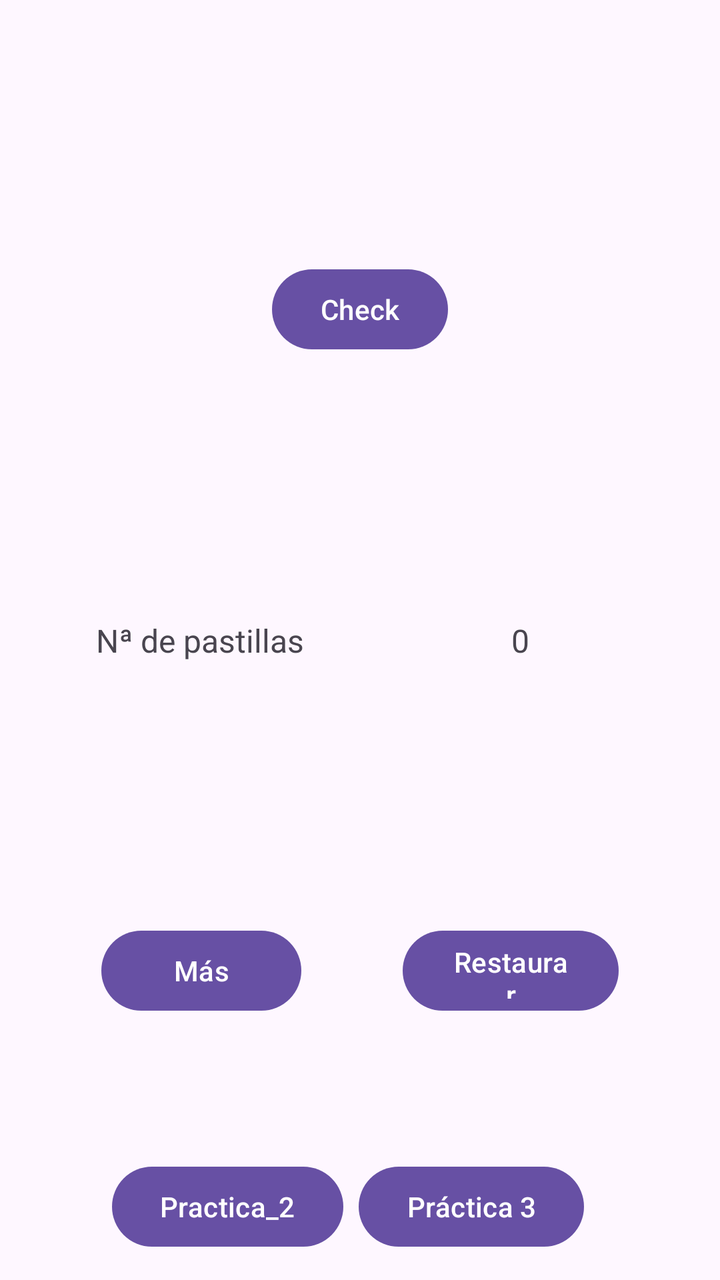
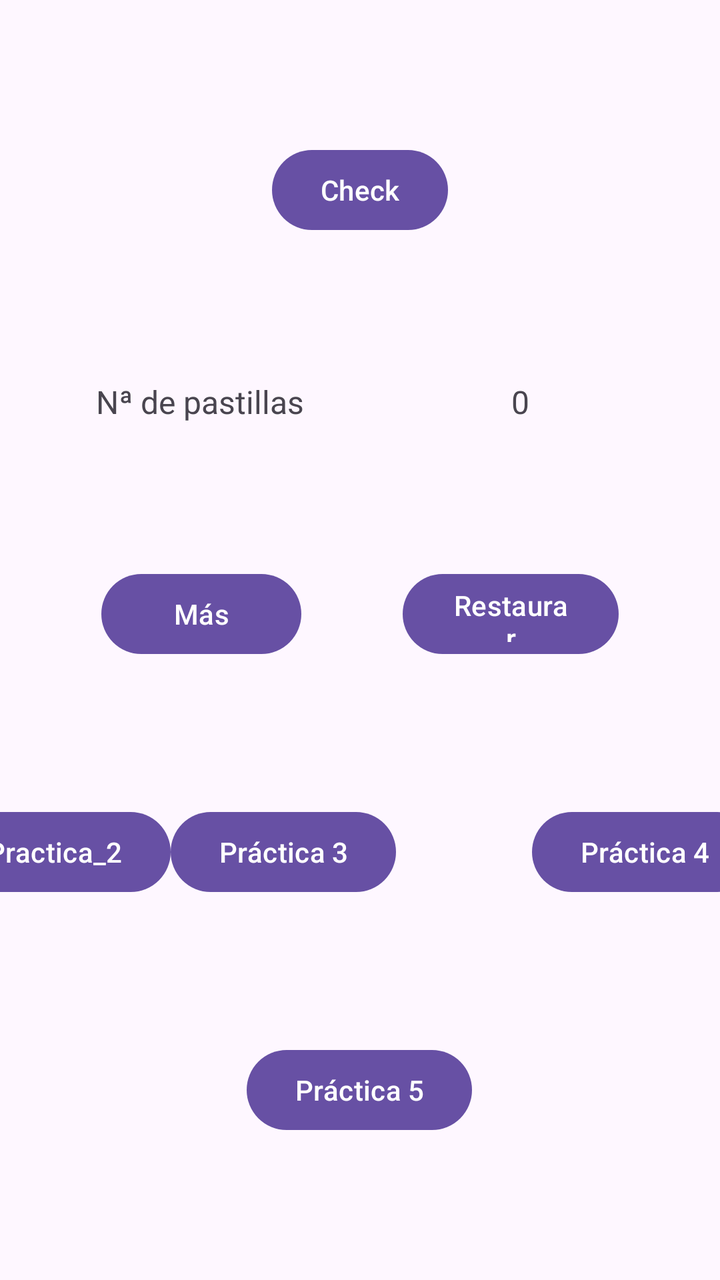

Compare the two renders of this Android layout. The source of the first and the diff that turns it into the second are given below.
<!-- AndroidManifest.xml: application theme Theme.ElPastillero -->
<!-- res/layout/activity_main.xml -->
<?xml version="1.0" encoding="utf-8"?>
<androidx.constraintlayout.widget.ConstraintLayout xmlns:android="http://schemas.android.com/apk/res/android"
    xmlns:app="http://schemas.android.com/apk/res-auto"
    xmlns:tools="http://schemas.android.com/tools"
    android:id="@+id/btnch"
    android:layout_width="match_parent"
    android:layout_height="match_parent"
    tools:context=".MainActivity">

    <Button
        android:id="@+id/btnCheck"
        android:layout_width="wrap_content"
        android:layout_height="wrap_content"
        android:text="@string/check"
        app:layout_constraintBottom_toTopOf="@+id/textView1"
        app:layout_constraintEnd_toEndOf="parent"
        app:layout_constraintHorizontal_bias="0.5"
        app:layout_constraintStart_toStartOf="parent"
        app:layout_constraintTop_toTopOf="parent"
        app:layout_constraintVertical_bias="0.45" />

    <TextView
        android:id="@+id/textView1"
        android:layout_width="120dp"
        android:layout_height="wrap_content"
        android:gravity="center"
        android:text="@string/n_de_pastillas"
        android:textSize="16sp"
        app:layout_constraintBottom_toTopOf="@+id/incre"
        app:layout_constraintEnd_toStartOf="@+id/contador"
        app:layout_constraintStart_toStartOf="parent"
        app:layout_constraintTop_toBottomOf="@+id/btnCheck"
        tools:ignore="TextSizeCheck" />

    <TextView
        android:id="@+id/contador"
        android:layout_width="120dp"
        android:layout_height="wrap_content"
        android:gravity="center"
        android:text="@string/_0"
        android:textSize="16sp"
        app:layout_constraintBottom_toBottomOf="@+id/textView1"
        app:layout_constraintEnd_toEndOf="parent"
        app:layout_constraintStart_toEndOf="@+id/textView1"
        app:layout_constraintTop_toTopOf="@+id/textView1" />

    <Button
        android:id="@+id/incre"
        android:layout_width="100dp"
        android:layout_height="wrap_content"
        android:text="@string/m_s"
        app:layout_constraintBottom_toBottomOf="parent"
        app:layout_constraintEnd_toStartOf="@+id/reset"
        app:layout_constraintStart_toStartOf="parent"
        app:layout_constraintTop_toBottomOf="@+id/textView1"
        app:layout_constraintVertical_bias="0.45" />

    <Button
        android:id="@+id/reset"
        android:layout_width="108dp"
        android:layout_height="48dp"
        android:text="@string/restaurar"
        app:layout_constraintBottom_toBottomOf="@+id/incre"
        app:layout_constraintEnd_toEndOf="parent"
        app:layout_constraintStart_toEndOf="@+id/incre"
        app:layout_constraintTop_toTopOf="@+id/incre"
        tools:ignore="TextSizeCheck" />

    <Button
        android:id="@+id/pratica2"
        android:layout_width="wrap_content"
        android:layout_height="wrap_content"
        android:layout_marginStart="56dp"
        android:text="@string/Segunda_practica"
        app:layout_constraintBottom_toBottomOf="parent"
        app:layout_constraintEnd_toStartOf="@+id/btnPractica3"
        app:layout_constraintHorizontal_bias="0.012"
        app:layout_constraintStart_toStartOf="parent"
        app:layout_constraintTop_toBottomOf="@+id/incre"
        app:layout_constraintVertical_bias="0.847" />

    <Button
        android:id="@+id/btnPractica3"
        android:layout_width="wrap_content"
        android:layout_height="wrap_content"
        android:layout_marginEnd="68dp"
        android:text="Práctica 3"
        app:layout_constraintBottom_toBottomOf="@+id/pratica2"
        app:layout_constraintEnd_toEndOf="parent"
        app:layout_constraintTop_toTopOf="@+id/pratica2"
        app:layout_constraintVertical_bias="0.0" />

</androidx.constraintlayout.widget.ConstraintLayout>
<!-- resources referenced by this layout -->
<resources>
  <string name="Segunda_practica">Practica_2</string>
  <string name="_0">0</string>
  <string name="check">Check</string>
  <string name="m_s">Más</string>
  <string name="n_de_pastillas">Nª de pastillas</string>
  <string name="restaurar">Restaurar</string>
  <style name="Theme.ElPastillero" parent="Base.Theme.ElPastillero" />
  <style name="Base.Theme.ElPastillero" parent="Theme.Material3.DayNight.NoActionBar">
          
          
      </style>
</resources>

<!-- the commit's change to res/layout/activity_main.xml (unified diff, before → after) -->
@@ -12,25 +12,22 @@
         android:layout_width="wrap_content"
         android:layout_height="wrap_content"
         android:text="@string/check"
-        app:layout_constraintBottom_toTopOf="@+id/textView1"
+        app:layout_constraintTop_toTopOf="parent"
+        app:layout_constraintBottom_toTopOf="@id/lbn_pastillas"
+        app:layout_constraintStart_toStartOf="parent"
         app:layout_constraintEnd_toEndOf="parent"
-        app:layout_constraintHorizontal_bias="0.5"
-        app:layout_constraintStart_toStartOf="parent"
-        app:layout_constraintTop_toTopOf="parent"
-        app:layout_constraintVertical_bias="0.45" />
-
+        />
     <TextView
-        android:id="@+id/textView1"
+        android:id="@+id/lbn_pastillas"
         android:layout_width="120dp"
         android:layout_height="wrap_content"
         android:gravity="center"
         android:text="@string/n_de_pastillas"
         android:textSize="16sp"
-        app:layout_constraintBottom_toTopOf="@+id/incre"
-        app:layout_constraintEnd_toStartOf="@+id/contador"
+        app:layout_constraintTop_toBottomOf="@id/btnCheck"
+        app:layout_constraintBottom_toTopOf="@id/incre"
         app:layout_constraintStart_toStartOf="parent"
-        app:layout_constraintTop_toBottomOf="@+id/btnCheck"
-        tools:ignore="TextSizeCheck" />
+        app:layout_constraintEnd_toStartOf="@id/contador"/>
 
     <TextView
         android:id="@+id/contador"
@@ -39,45 +36,43 @@
         android:gravity="center"
         android:text="@string/_0"
         android:textSize="16sp"
-        app:layout_constraintBottom_toBottomOf="@+id/textView1"
+        app:layout_constraintTop_toBottomOf="@id/btnCheck"
+        app:layout_constraintBottom_toTopOf="@id/incre"
+        app:layout_constraintStart_toEndOf="@id/lbn_pastillas"
         app:layout_constraintEnd_toEndOf="parent"
-        app:layout_constraintStart_toEndOf="@+id/textView1"
-        app:layout_constraintTop_toTopOf="@+id/textView1" />
+        />
 
     <Button
         android:id="@+id/incre"
         android:layout_width="100dp"
         android:layout_height="wrap_content"
         android:text="@string/m_s"
-        app:layout_constraintBottom_toBottomOf="parent"
-        app:layout_constraintEnd_toStartOf="@+id/reset"
+        app:layout_constraintBottom_toTopOf="@id/btnPractica2"
+        app:layout_constraintEnd_toStartOf="@id/reset"
         app:layout_constraintStart_toStartOf="parent"
-        app:layout_constraintTop_toBottomOf="@+id/textView1"
-        app:layout_constraintVertical_bias="0.45" />
+        app:layout_constraintTop_toBottomOf="@id/lbn_pastillas" />
 
     <Button
         android:id="@+id/reset"
         android:layout_width="108dp"
         android:layout_height="48dp"
         android:text="@string/restaurar"
-        app:layout_constraintBottom_toBottomOf="@+id/incre"
+        app:layout_constraintTop_toBottomOf="@id/lbn_pastillas"
+        app:layout_constraintBottom_toTopOf="@id/btnPractica2"
+        app:layout_constraintStart_toEndOf="@id/incre"
         app:layout_constraintEnd_toEndOf="parent"
-        app:layout_constraintStart_toEndOf="@+id/incre"
-        app:layout_constraintTop_toTopOf="@+id/incre"
-        tools:ignore="TextSizeCheck" />
+        />
 
     <Button
-        android:id="@+id/pratica2"
+        android:id="@+id/btnPractica2"
         android:layout_width="wrap_content"
         android:layout_height="wrap_content"
         android:layout_marginStart="56dp"
         android:text="@string/Segunda_practica"
-        app:layout_constraintBottom_toBottomOf="parent"
-        app:layout_constraintEnd_toStartOf="@+id/btnPractica3"
-        app:layout_constraintHorizontal_bias="0.012"
+        app:layout_constraintBottom_toTopOf="@id/btnPractica5"
+        app:layout_constraintEnd_toStartOf="@id/btnPractica3"
         app:layout_constraintStart_toStartOf="parent"
-        app:layout_constraintTop_toBottomOf="@+id/incre"
-        app:layout_constraintVertical_bias="0.847" />
+        app:layout_constraintTop_toBottomOf="@id/incre" />
 
     <Button
         android:id="@+id/btnPractica3"
@@ -85,9 +80,33 @@
         android:layout_height="wrap_content"
         android:layout_marginEnd="68dp"
         android:text="Práctica 3"
-        app:layout_constraintBottom_toBottomOf="@+id/pratica2"
+        app:layout_constraintEnd_toStartOf="@id/btnPractica4"
+        app:layout_constraintTop_toBottomOf="@id/incre"
+        app:layout_constraintBottom_toTopOf="@id/btnPractica5"
+        app:layout_constraintStart_toEndOf="@id/btnPractica2"
+   />
+
+    <Button
+        android:id="@+id/btnPractica4"
+        android:layout_width="wrap_content"
+        android:layout_height="wrap_content"
+        android:layout_marginEnd="68dp"
+        android:text="Práctica 4"
+        app:layout_constraintBottom_toTopOf="@id/btnPractica5"        app:layout_constraintEnd_toEndOf="parent"
+        app:layout_constraintStart_toEndOf="@id/btnPractica3"
+        app:layout_constraintTop_toBottomOf="@id/reset"
+        />
+
+    <Button
+        android:id="@+id/btnPractica5"
+        android:layout_width="wrap_content"
+        android:layout_height="wrap_content"
+        android:text="Práctica 5"
+        app:layout_constraintBottom_toBottomOf="parent"
         app:layout_constraintEnd_toEndOf="parent"
-        app:layout_constraintTop_toTopOf="@+id/pratica2"
-        app:layout_constraintVertical_bias="0.0" />
+        app:layout_constraintHorizontal_bias="0.498"
+        app:layout_constraintStart_toStartOf="parent"
+        app:layout_constraintTop_toBottomOf="@id/btnPractica3" />
+
 
 </androidx.constraintlayout.widget.ConstraintLayout>
